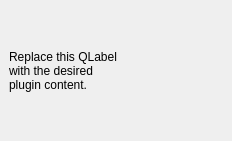
Above: flow_map_builder_dockwidget_base.ui from glebpinigin/flow_map_builder before the change. Below: the same form after it.
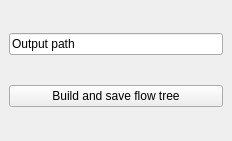
That is the form after the change.

Commit message: Simple logic added

```diff
--- a/flow_map_builder_dockwidget_base.ui
+++ b/flow_map_builder_dockwidget_base.ui
@@ -16,11 +16,31 @@
   <widget class="QWidget" name="dockWidgetContents">
    <layout class="QGridLayout" name="gridLayout">
     <item row="0" column="0">
-     <widget class="QLabel" name="label">
+     <widget class="QLineEdit" name="out_path">
+      <property name="inputMask">
+       <string/>
+      </property>
       <property name="text">
-       <string>Replace this QLabel
-with the desired
-plugin content.</string>
+       <string>Output path</string>
+      </property>
+      <property name="maxLength">
+       <number>32767</number>
+      </property>
+      <property name="clearButtonEnabled">
+       <bool>false</bool>
+      </property>
+     </widget>
+    </item>
+    <item row="1" column="0">
+     <widget class="QPushButton" name="do_main">
+      <property name="text">
+       <string>Build and save flow tree</string>
+      </property>
+      <property name="checkable">
+       <bool>false</bool>
+      </property>
+      <property name="autoDefault">
+       <bool>false</bool>
       </property>
      </widget>
     </item>
```
The commit also changes 1 other file.
